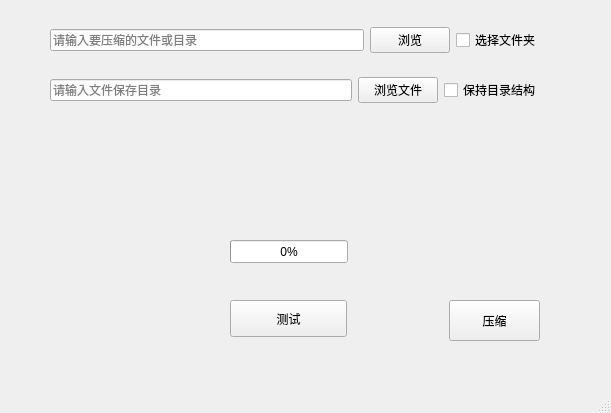
Before: the Qt Designer form mainwindow.ui in greatyingzi/qt_img_compress, drawn with Qt 5.
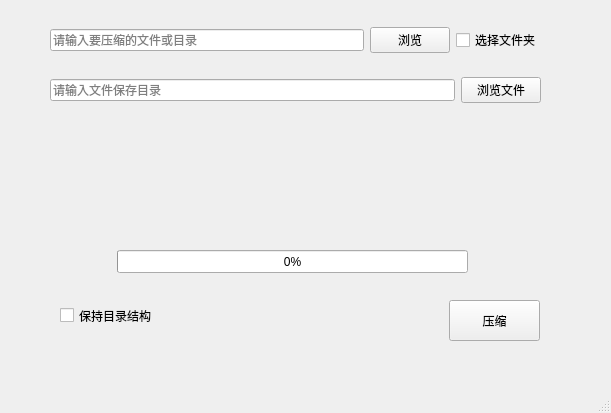
After: the same form once the commit is applied.

Diff of the .ui file:
```diff
--- a/mainwindow.ui
+++ b/mainwindow.ui
@@ -78,19 +78,6 @@
      <string>压缩</string>
     </property>
    </widget>
-   <widget class="QPushButton" name="testBtn">
-    <property name="geometry">
-     <rect>
-      <x>230</x>
-      <y>300</y>
-      <width>117</width>
-      <height>37</height>
-     </rect>
-    </property>
-    <property name="text">
-     <string>测试</string>
-    </property>
-   </widget>
    <widget class="QLabel" name="label">
     <property name="geometry">
      <rect>
@@ -146,21 +133,14 @@
        </property>
       </widget>
      </item>
-     <item>
-      <widget class="QCheckBox" name="overrideSrc">
-       <property name="text">
-        <string>保持目录结构</string>
-       </property>
-      </widget>
-     </item>
     </layout>
    </widget>
    <widget class="QProgressBar" name="progressBar">
     <property name="geometry">
      <rect>
-      <x>230</x>
-      <y>240</y>
-      <width>118</width>
+      <x>117</x>
+      <y>250</y>
+      <width>351</width>
       <height>23</height>
      </rect>
     </property>
@@ -168,6 +148,19 @@
      <number>0</number>
     </property>
    </widget>
+   <widget class="QCheckBox" name="overrideSrc">
+    <property name="geometry">
+     <rect>
+      <x>60</x>
+      <y>300</y>
+      <width>101</width>
+      <height>31</height>
+     </rect>
+    </property>
+    <property name="text">
+     <string>保持目录结构</string>
+    </property>
+   </widget>
   </widget>
   <widget class="QMenuBar" name="menubar">
    <property name="geometry">
```
Left out of the diff: 2 changed lines with no effect on the pictures.
